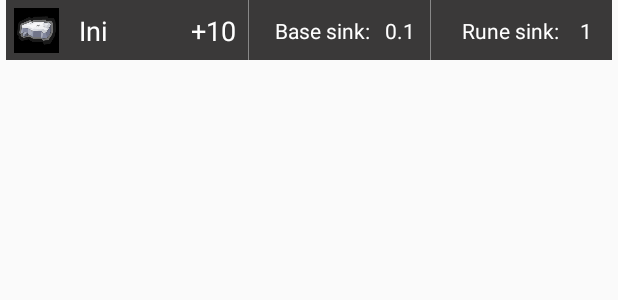
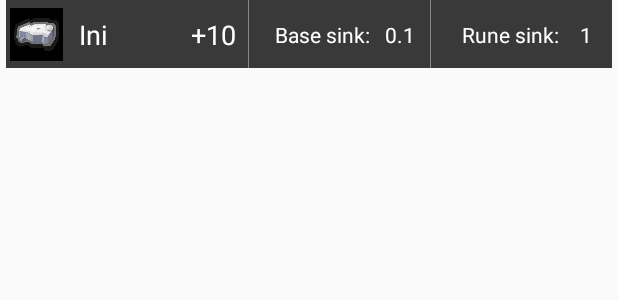
Before and after one commit to IAmVitaz/Sink-calculator, an Android app: the layout fragment_main_magus_list_item.xml on its own in the app's theme, with its tools: preview values and no code run, on a phone screen of 412 x 824 dp. Shown: the top 300 px of the screen. Run offline under Robolectric (Android 15) with nearby library versions, the phone set to English and light mode, and no system bars.

Commit message:
arranged rune names and stat names in case of long values

```diff
--- a/app/src/main/res/layout/fragment_main_magus_list_item.xml
+++ b/app/src/main/res/layout/fragment_main_magus_list_item.xml
@@ -4,7 +4,7 @@
     xmlns:tools="http://schemas.android.com/tools"
     android:id="@+id/rune_row_background"
     android:layout_width="match_parent"
-    android:layout_height="40dp"
+    android:layout_height="45dp"
     android:layout_marginStart="4dp"
     android:layout_marginEnd="4dp"
     android:background="#3A3939">
@@ -12,9 +12,9 @@
     <ImageView
         android:id="@+id/runeImage"
         android:layout_width="0dp"
-        android:layout_height="30dp"
-        android:layout_marginTop="4dp"
-        android:layout_marginBottom="4dp"
+        android:layout_height="35dp"
+        android:layout_marginTop="2dp"
+        android:layout_marginBottom="2dp"
         android:background="#000000"
         app:layout_constraintBottom_toBottomOf="parent"
         app:layout_constraintDimensionRatio="w,1:1"
@@ -77,10 +77,13 @@
 
         <TextView
             android:id="@+id/runeName"
-            android:layout_width="wrap_content"
+            android:layout_width="0dp"
             android:layout_height="wrap_content"
             android:layout_marginStart="8dp"
+            android:maxLines="2"
+            android:minLines="1"
             android:text="Ini"
+            android:textAlignment="viewStart"
             android:textColor="#FFFFFF"
             android:textSize="18sp"
             app:layout_constraintBottom_toBottomOf="parent"
```
Also changed, not shown: app/src/main/res/layout/fragment_edit_magus_list_item.xml (+6 -1 lines).
